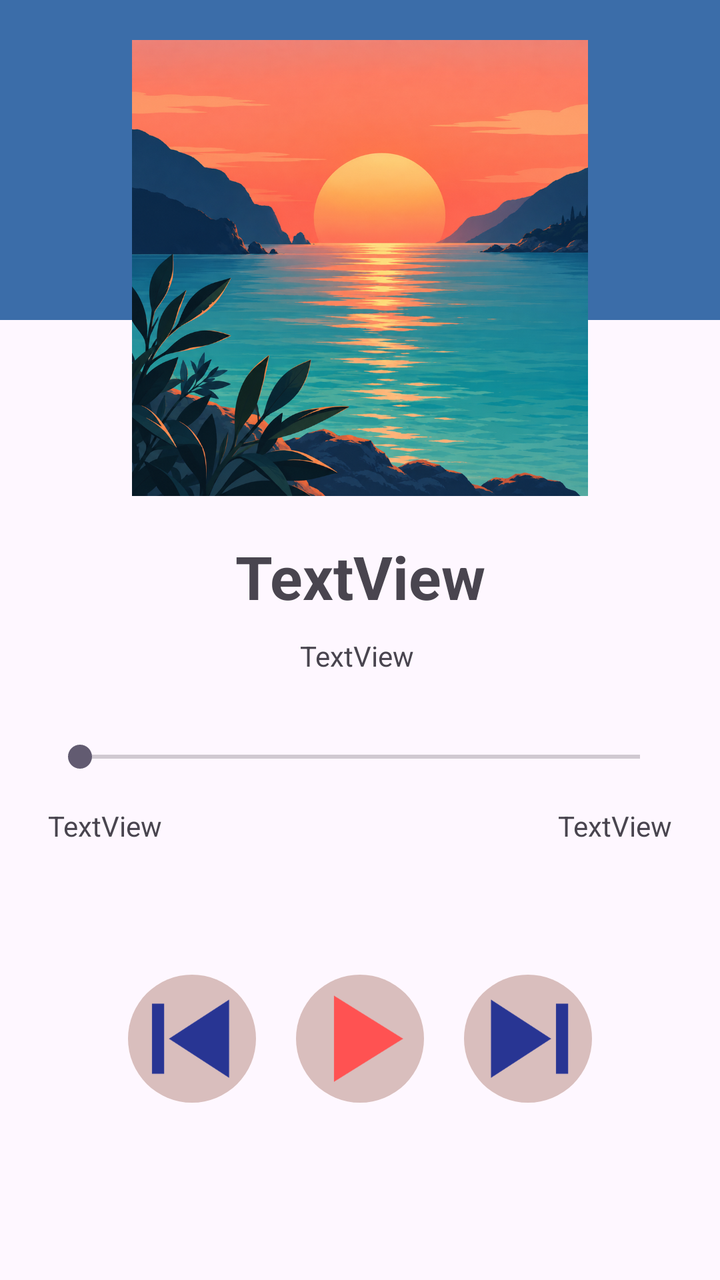
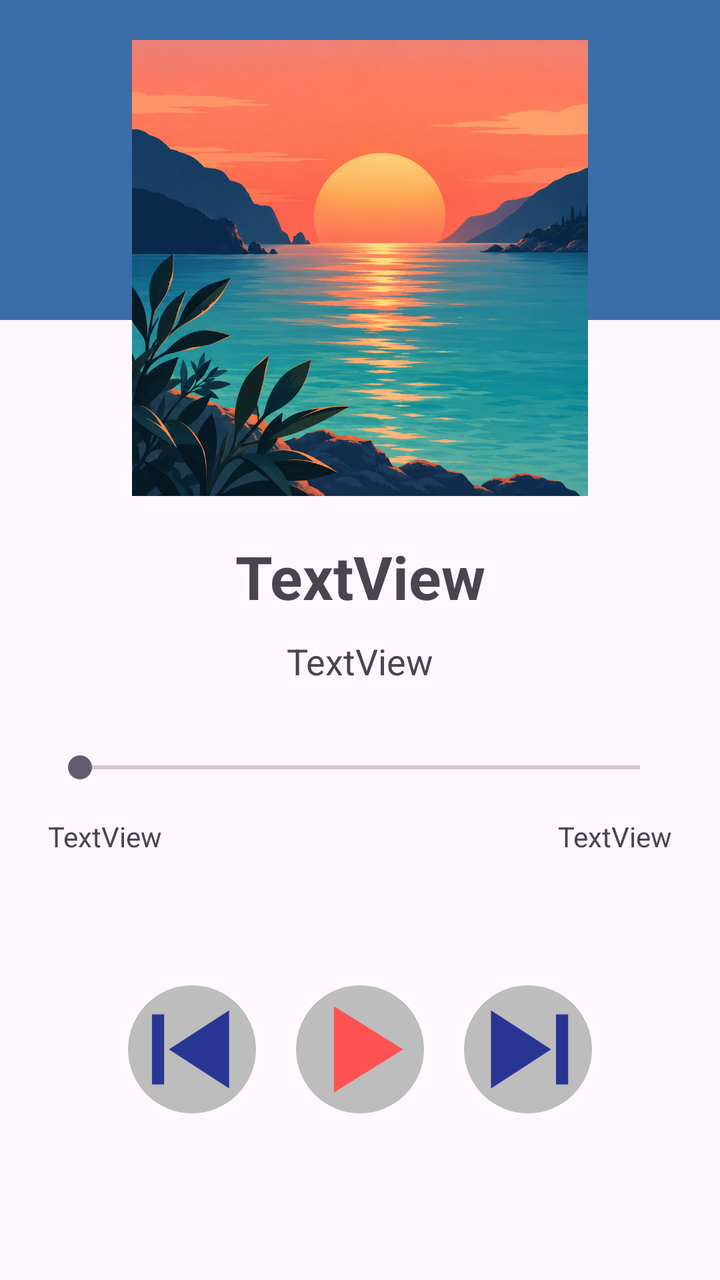

An Android layout rendered at two revisions. The XML below is the earlier revision; the diff shows what the commit changed to produce the second picture.
<!-- AndroidManifest.xml: application theme Theme.ReproductorMusica -->
<!-- res/layout/activity_main.xml -->
<?xml version="1.0" encoding="utf-8"?>
<androidx.constraintlayout.widget.ConstraintLayout xmlns:android="http://schemas.android.com/apk/res/android"
    xmlns:app="http://schemas.android.com/apk/res-auto"
    xmlns:tools="http://schemas.android.com/tools"
    android:id="@+id/main"
    android:layout_width="match_parent"
    android:layout_height="match_parent"
    tools:context=".MainActivity">

    <TextView
        android:id="@+id/txtFondoSuperior"
        android:layout_width="0dp"
        android:layout_height="0dp"
        android:background="#3B6DA9"
        app:layout_constraintBottom_toBottomOf="@id/guideline1"
        app:layout_constraintEnd_toEndOf="parent"
        app:layout_constraintStart_toStartOf="parent"
        app:layout_constraintTop_toTopOf="parent" />

    <androidx.constraintlayout.widget.Guideline
        android:id="@+id/guideline1"
        android:layout_width="wrap_content"
        android:layout_height="wrap_content"
        android:orientation="horizontal"
        app:layout_constraintGuide_percent="0.25" />

    <ImageView
        android:id="@+id/imgPortada"
        android:layout_width="312dp"
        android:layout_height="228dp"
        android:layout_marginTop="20dp"
        app:layout_constraintEnd_toEndOf="parent"
        app:layout_constraintStart_toStartOf="parent"
        app:layout_constraintTop_toTopOf="parent"
        app:srcCompat="@drawable/portada_horizonte" />

    <TextView
        android:id="@+id/txtTitulo"
        android:layout_width="wrap_content"
        android:layout_height="wrap_content"
        android:layout_marginTop="20dp"
        android:text="TextView"
        android:textSize="30sp"
        android:textStyle="bold"
        app:layout_constraintEnd_toEndOf="parent"
        app:layout_constraintStart_toStartOf="parent"
        app:layout_constraintTop_toBottomOf="@+id/imgPortada" />

    <TextView
        android:id="@+id/txtArtista"
        android:layout_width="wrap_content"
        android:layout_height="wrap_content"
        android:layout_marginStart="175dp"
        android:layout_marginTop="10dp"
        android:layout_marginEnd="178dp"
        android:text="TextView"
        app:layout_constraintEnd_toEndOf="parent"
        app:layout_constraintStart_toStartOf="parent"
        app:layout_constraintTop_toBottomOf="@+id/txtTitulo" />

    <SeekBar
        android:id="@+id/seekBarDuracion"
        android:layout_width="0dp"
        android:layout_height="wrap_content"
        android:layout_marginStart="24dp"
        android:layout_marginTop="32dp"
        android:layout_marginEnd="24dp"
        app:layout_constraintEnd_toEndOf="parent"
        app:layout_constraintStart_toStartOf="parent"
        app:layout_constraintTop_toBottomOf="@+id/txtArtista" />

    <TextView
        android:id="@+id/txtTiempoActual"
        android:layout_width="wrap_content"
        android:layout_height="wrap_content"
        android:layout_marginTop="16dp"
        android:text="TextView"
        app:layout_constraintStart_toStartOf="@+id/seekBarDuracion"
        app:layout_constraintTop_toBottomOf="@+id/seekBarDuracion" />

    <TextView
        android:id="@+id/txtTiempoTotal"
        android:layout_width="wrap_content"
        android:layout_height="wrap_content"
        android:layout_marginTop="16dp"
        android:text="TextView"
        app:layout_constraintEnd_toEndOf="@+id/seekBarDuracion"
        app:layout_constraintTop_toBottomOf="@+id/seekBarDuracion" />

    <ImageButton
        android:id="@+id/imgAnterior"
        android:layout_width="64dp"
        android:layout_height="64dp"
        android:layout_marginStart="64dp"
        android:layout_marginTop="100dp"
        android:scaleType="centerCrop"
        app:layout_constraintEnd_toStartOf="@+id/imgReproducir"
        app:layout_constraintHorizontal_bias="0.5"
        app:layout_constraintHorizontal_chainStyle="spread_inside"
        app:layout_constraintStart_toStartOf="parent"
        app:layout_constraintTop_toBottomOf="@+id/seekBarDuracion"
        android:background="@drawable/fondo_redondeado"
        app:srcCompat="@drawable/ic_anterior" />

    <ImageButton
        android:id="@+id/imgReproducir"
        android:layout_width="64dp"
        android:layout_height="64dp"
        android:scaleType="centerCrop"
        app:layout_constraintBottom_toBottomOf="@+id/imgAnterior"
        app:layout_constraintEnd_toStartOf="@+id/imgSiguiente"
        app:layout_constraintHorizontal_bias="0.5"
        app:layout_constraintStart_toEndOf="@+id/imgAnterior"
        android:background="@drawable/fondo_redondeado"
        app:srcCompat="@drawable/ic_reproducir" />

    <ImageButton
        android:id="@+id/imgSiguiente"
        android:layout_width="64dp"
        android:layout_height="64dp"
        android:layout_marginEnd="64dp"
        android:scaleType="centerCrop"
        app:layout_constraintBottom_toBottomOf="@+id/imgReproducir"
        app:layout_constraintEnd_toEndOf="parent"
        app:layout_constraintHorizontal_bias="0.5"
        app:layout_constraintStart_toEndOf="@+id/imgReproducir"
        android:background="@drawable/fondo_redondeado"
        app:srcCompat="@drawable/ic_siguiente" />

</androidx.constraintlayout.widget.ConstraintLayout>
<!-- resources referenced by this layout -->
<resources>
  <!-- drawable fondo_redondeado (drawable) -->
  <?xml version="1.0" encoding="utf-8"?>
  <shape xmlns:android="http://schemas.android.com/apk/res/android"
      android:shape="rectangle">
      <solid android:color="#D9BEBD" />
      <corners android:radius="32dp" />
  </shape>
  <!-- drawable ic_anterior: png bitmap (drawable-nodpi, 2624 bytes) -->
  <!-- drawable ic_reproducir: png bitmap (drawable-nodpi, 3409 bytes) -->
  <!-- drawable ic_siguiente: png bitmap (drawable-nodpi, 2638 bytes) -->
  <!-- drawable portada_horizonte: png bitmap (drawable-nodpi, 1000481 bytes) -->
  <style name="Theme.ReproductorMusica" parent="Base.Theme.ReproductorMusica" />
  <style name="Base.Theme.ReproductorMusica" parent="Theme.Material3.DayNight.NoActionBar">
          
          
      </style>
</resources>

<!-- the commit's change to res/layout/activity_main.xml (unified diff, before → after) -->
@@ -26,9 +26,11 @@
 
     <ImageView
         android:id="@+id/imgPortada"
-        android:layout_width="312dp"
+        android:layout_width="0dp"
         android:layout_height="228dp"
+        android:layout_marginStart="40dp"
         android:layout_marginTop="20dp"
+        android:layout_marginEnd="40dp"
         app:layout_constraintEnd_toEndOf="parent"
         app:layout_constraintStart_toStartOf="parent"
         app:layout_constraintTop_toTopOf="parent"
@@ -36,10 +38,13 @@
 
     <TextView
         android:id="@+id/txtTitulo"
-        android:layout_width="wrap_content"
+        android:layout_width="0dp"
         android:layout_height="wrap_content"
+        android:layout_marginStart="24dp"
         android:layout_marginTop="20dp"
+        android:layout_marginEnd="24dp"
         android:text="TextView"
+        android:textAlignment="center"
         android:textSize="30sp"
         android:textStyle="bold"
         app:layout_constraintEnd_toEndOf="parent"
@@ -48,12 +53,14 @@
 
     <TextView
         android:id="@+id/txtArtista"
-        android:layout_width="wrap_content"
+        android:layout_width="0dp"
         android:layout_height="wrap_content"
-        android:layout_marginStart="175dp"
+        android:layout_marginStart="24dp"
         android:layout_marginTop="10dp"
-        android:layout_marginEnd="178dp"
+        android:layout_marginEnd="24dp"
         android:text="TextView"
+        android:textAlignment="center"
+        android:textSize="18sp"
         app:layout_constraintEnd_toEndOf="parent"
         app:layout_constraintStart_toStartOf="parent"
         app:layout_constraintTop_toBottomOf="@+id/txtTitulo" />
@@ -88,13 +95,13 @@
         app:layout_constraintTop_toBottomOf="@+id/seekBarDuracion" />
 
     <ImageButton
-        android:id="@+id/imgAnterior"
+        android:id="@+id/btnAnterior"
         android:layout_width="64dp"
         android:layout_height="64dp"
         android:layout_marginStart="64dp"
         android:layout_marginTop="100dp"
         android:scaleType="centerCrop"
-        app:layout_constraintEnd_toStartOf="@+id/imgReproducir"
+        app:layout_constraintEnd_toStartOf="@+id/btnReproducir"
         app:layout_constraintHorizontal_bias="0.5"
         app:layout_constraintHorizontal_chainStyle="spread_inside"
         app:layout_constraintStart_toStartOf="parent"
@@ -103,27 +110,27 @@
         app:srcCompat="@drawable/ic_anterior" />
 
     <ImageButton
-        android:id="@+id/imgReproducir"
+        android:id="@+id/btnReproducir"
         android:layout_width="64dp"
         android:layout_height="64dp"
         android:scaleType="centerCrop"
-        app:layout_constraintBottom_toBottomOf="@+id/imgAnterior"
-        app:layout_constraintEnd_toStartOf="@+id/imgSiguiente"
+        app:layout_constraintBottom_toBottomOf="@+id/btnAnterior"
+        app:layout_constraintEnd_toStartOf="@+id/btnSiguiente"
         app:layout_constraintHorizontal_bias="0.5"
-        app:layout_constraintStart_toEndOf="@+id/imgAnterior"
+        app:layout_constraintStart_toEndOf="@+id/btnAnterior"
         android:background="@drawable/fondo_redondeado"
         app:srcCompat="@drawable/ic_reproducir" />
 
     <ImageButton
-        android:id="@+id/imgSiguiente"
+        android:id="@+id/btnSiguiente"
         android:layout_width="64dp"
         android:layout_height="64dp"
         android:layout_marginEnd="64dp"
         android:scaleType="centerCrop"
-        app:layout_constraintBottom_toBottomOf="@+id/imgReproducir"
+        app:layout_constraintBottom_toBottomOf="@+id/btnReproducir"
         app:layout_constraintEnd_toEndOf="parent"
         app:layout_constraintHorizontal_bias="0.5"
-        app:layout_constraintStart_toEndOf="@+id/imgReproducir"
+        app:layout_constraintStart_toEndOf="@+id/btnReproducir"
         android:background="@drawable/fondo_redondeado"
         app:srcCompat="@drawable/ic_siguiente" />
 
<!-- resource entries referenced after the edit -->
@@ -4,7 +4,7 @@
   <?xml version="1.0" encoding="utf-8"?>
   <shape xmlns:android="http://schemas.android.com/apk/res/android"
       android:shape="rectangle">
-      <solid android:color="#D9BEBD" />
+      <solid android:color="#BDBDBD" />
       <corners android:radius="32dp" />
   </shape>
   <!-- drawable ic_anterior: png bitmap (drawable-nodpi, 2624 bytes) -->
